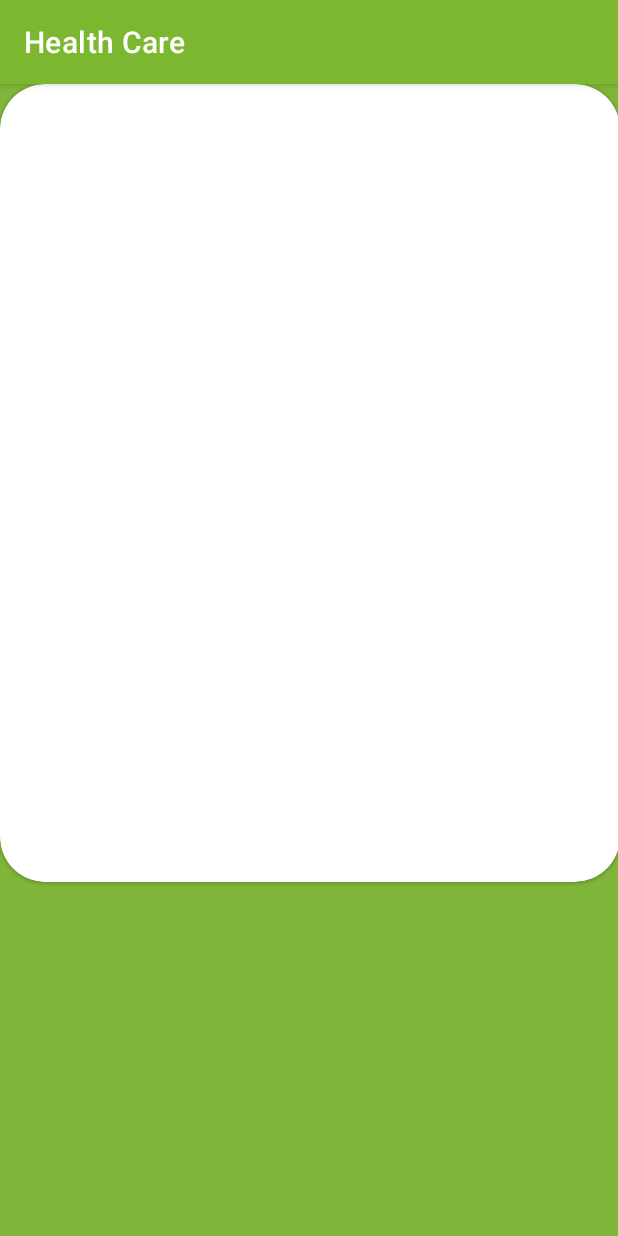
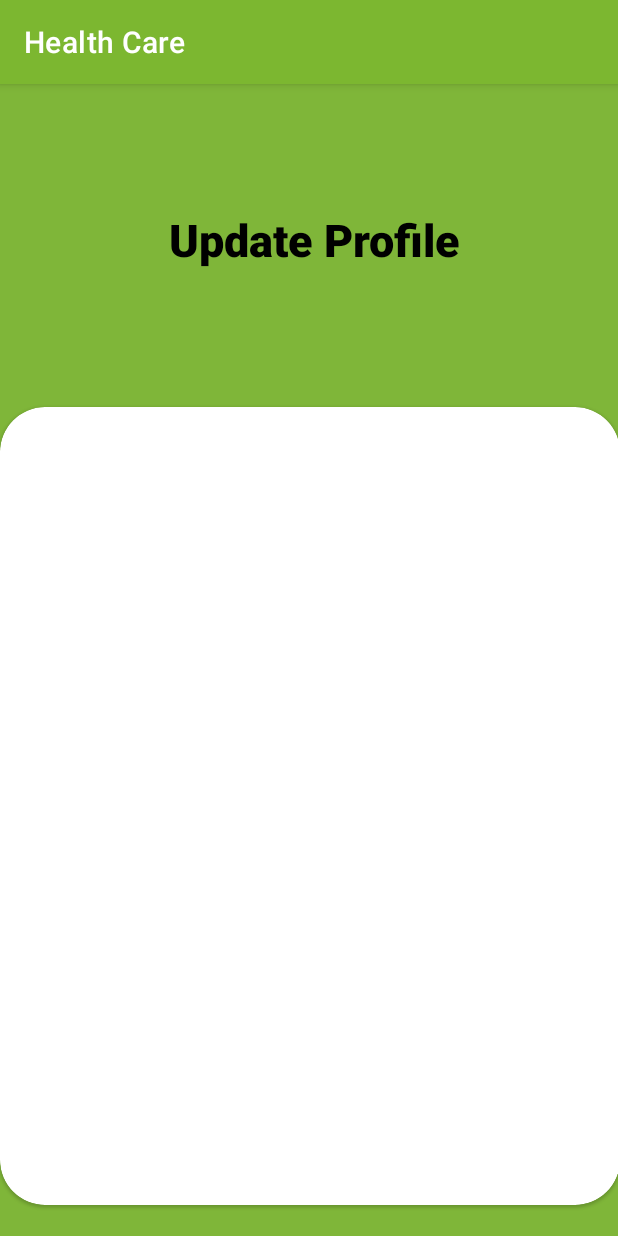
Before and after one commit to shamilkeheliya/HelathCare-MobileApp-CodeZen, an Android app: the UpdateProfile screen opened directly, with no data from a screen before it, on a phone screen of 412 x 824 dp. Run offline under Robolectric (Android 15) with nearby library versions, the phone set to English and light mode, and no system bars.

Commit message:
Update activity_update_profile.xml

```diff
--- a/App/app/src/main/res/layout/activity_update_profile.xml
+++ b/App/app/src/main/res/layout/activity_update_profile.xml
@@ -28,7 +28,10 @@
         class="com.google.android.material.circularreveal.cardview.CircularRevealCardView"
         android:layout_width="413dp"
         android:layout_height="532dp"
+        android:layout_marginTop="90dp"
         app:cardCornerRadius="30dp"
-        tools:layout_editor_absoluteX="-1dp"
-        tools:layout_editor_absoluteY="215dp" />
+        app:layout_constraintTop_toBottomOf="@+id/textView3"
+        tools:ignore="MissingConstraints"
+        tools:layout_editor_absoluteX="-1dp" />
+
 </androidx.constraintlayout.widget.ConstraintLayout>
```
